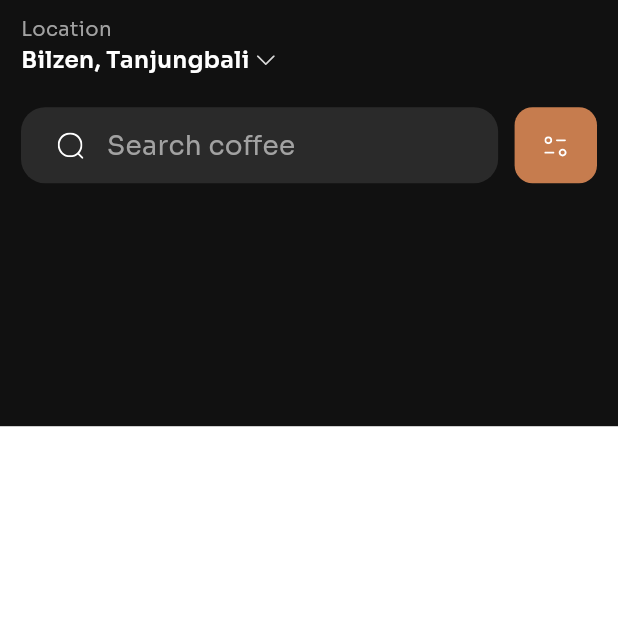
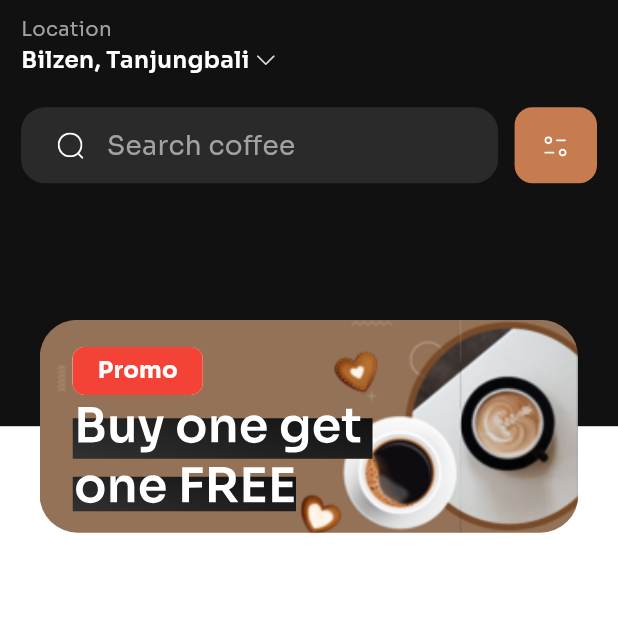
Before and after one commit to ahmdZhran/high_fidelity, a Flutter app: the HomeScreen screen opened by its route, on a phone screen of 412 x 824 dp, the top half of it. Run offline on Flutter 3.47's test engine with Material 3 defaults, Android fonts, the phone set to English and light mode, and no system bars; our stand-ins replace flutter_hooks, flutter_screenutil, flutter_svg.

Commit message:
build banner of home screen

```diff
--- a/lib/core/utils/app_assets.dart
+++ b/lib/core/utils/app_assets.dart
@@ -12,4 +12,5 @@ class AppAssets {
   static const String phoneIcon = "assets/svgs/phone_icon.svg";
   static const String arrowDown = "assets/svgs/arrow_down.svg";
   static const String searchIcon = "assets/svgs/search_icon.svg";
+  static const String textBanner = "assets/svgs/Text_banner.svg";
 }
--- a/lib/features/home/presentaion/screens/home_screen.dart
+++ b/lib/features/home/presentaion/screens/home_screen.dart
@@ -1,4 +1,7 @@
 import 'package:flutter/material.dart';
+import 'package:flutter_screenutil/flutter_screenutil.dart';
+import 'package:flutter_svg/flutter_svg.dart';
+import 'package:high_fidelity/core/utils/app_assets.dart';
 import 'package:high_fidelity/features/home/presentaion/widgets/head_of_home_screen_widget.dart';
 
 class HomeScreen extends StatelessWidget {
@@ -6,6 +9,67 @@ class HomeScreen extends StatelessWidget {
 
   @override
   Widget build(BuildContext context) {
-    return Scaffold(body: Column(children: [HeadOfHomeScreenWidget()]));
+    return Scaffold(
+      body: Stack(
+        children: [
+          Column(children: [HeadOfHomeScreenWidget()]),
+
+          Positioned(
+            top: 210.h,
+            left: 0,
+            right: 0,
+            child: Center(
+              child: ClipRRect(
+                borderRadius: BorderRadius.circular(25.r),
+                child: Stack(
+                  children: [
+                    Image.asset(
+                      AppAssets.bannerHomeScreen,
+                      width: 327.w,
+                      height: 140.h,
+                      fit:
+                          BoxFit
+                              .cover, // تغيير إلى BoxFit.cover لتغطية المساحة بالكامل
+                    ),
+                    Positioned(
+                      top: 10.h,
+                      left: 20.w,
+                      child: Chip(
+                        side: BorderSide.none,
+                        label: Text(
+                          "Promo",
+                          style: TextStyle(
+                            color: Colors.white,
+                            fontSize: 14.sp,
+                            fontWeight: FontWeight.bold,
+                          ),
+                        ),
+                        backgroundColor: Colors.red,
+                        padding: EdgeInsets.symmetric(
+                          horizontal: 8.w,
+                          vertical: 4.h,
+                        ),
+                        shape: RoundedRectangleBorder(
+                          side: BorderSide.none,
+                          borderRadius: BorderRadius.circular(8.r),
+                        ),
+                      ),
+                    ),
+                    Positioned(
+                      top: 50.h,
+                      left: 20.w,
+                      child: Column(
+                        crossAxisAlignment: CrossAxisAlignment.start,
+                        children: [SvgPicture.asset(AppAssets.textBanner)],
+                      ),
+                    ),
+                  ],
+                ),
+              ),
+            ),
+          ),
+        ],
+      ),
+    );
   }
 }
```
Also changed, not shown: assets/svgs/Text_banner.svg (added), assets/svgs/banner_text.svg (added).
